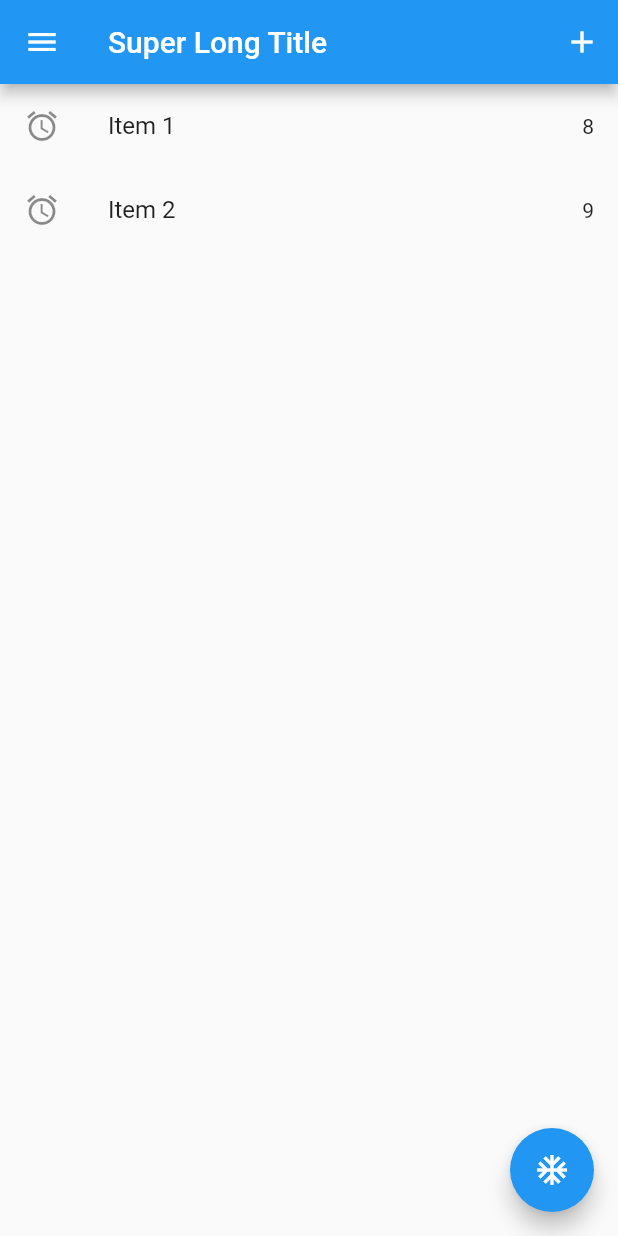
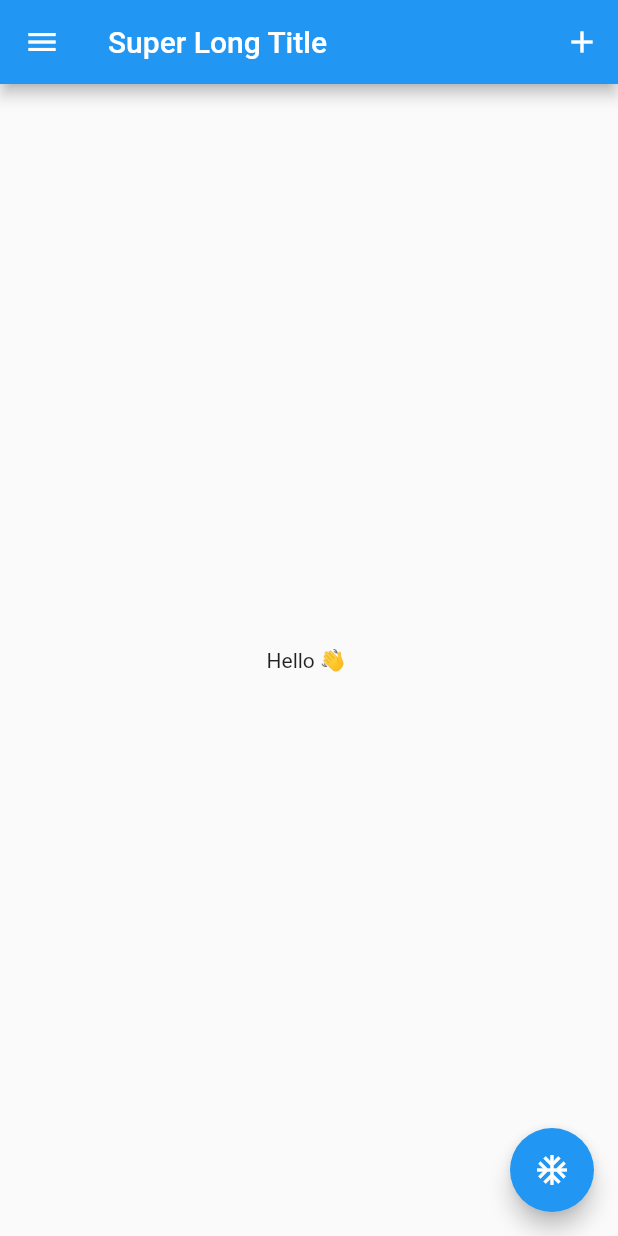
Before and after one commit to arnav-snowleo/onboarding-tour, a Flutter app: the screen it shows after launch, on a phone screen of 412 x 824 dp. Run offline on Flutter 3.47's test engine with Material 2 defaults, Android fonts, the phone set to English and light mode, and no system bars; missing offline and left inert: onboarding_overlay; statements that could not run were skipped.

Commit message:
icons removed, minor refactor

```diff
--- a/lib/main.dart
+++ b/lib/main.dart
@@ -24,7 +24,7 @@ class _AppState extends State<App> {
     super.initState();
 
     focusNodes = List<FocusNode>.generate(
-      9,
+      7,
       (int i) => FocusNode(debugLabel: 'Onboarding Focus Node $i'),
       growable: false,
     );
@@ -65,16 +65,6 @@ class _AppState extends State<App> {
               overlayColor: Colors.blue.withOpacity(0.9),
               overlayShape: const CircleBorder(),
             ),
-            // OnboardingStep(
-            //   focusNode: focusNodes[2],
-            //   title: 'right fab',
-            //   bodyText: 'Tap only here to increment',
-            //   shape: const CircleBorder(),
-            //   fullscreen: false,
-            //   overlayColor: Colors.blue.withOpacity(0.9),
-            //   overlayShape: const CircleBorder(),
-            //   overlayBehavior: HitTestBehavior.deferToChild,
-            // ),
             OnboardingStep(
               focusNode: focusNodes[2],
               title: 'Easy to customize',
@@ -132,35 +122,15 @@ class _AppState extends State<App> {
             ),
             OnboardingStep(
               focusNode: focusNodes[6],
-              title: "Or no widget at all! You're all done!",
-              bodyText: "Or no widget at all! You're all done!",
+              title: "You're all done!",
+              bodyText:
+                  "you're all set to have a seamless expereince usin our app",
               margin: EdgeInsets.zero,
               labelBoxPadding: const EdgeInsets.all(8.0),
             ),
-            OnboardingStep(
-              focusNode: focusNodes[7],
-              title: 'Icon 1',
-              shape: const CircleBorder(),
-              bodyText: 'Icon 1Icon 1Icon 1Icon 1Icon 1Icon 1Icon 1Icon 1',
-              fullscreen: false,
-              overlayColor: Colors.black.withOpacity(0.8),
-              overlayShape: const CircleBorder(),
-            ),
-            OnboardingStep(
-              focusNode: focusNodes[8],
-              title: 'Icon 2',
-              shape: BeveledRectangleBorder(
-                borderRadius: BorderRadius.circular(15.0),
-              ),
-              bodyText:
-                  'Icon 2Icon 2Icon 2Icon 2Icon 2Icon 2Icon 2Icon 2Icon 2Icon 2Icon 2Icon 2',
-              fullscreen: false,
-              overlayColor: Colors.black.withOpacity(0.8),
-              overlayShape: const CircleBorder(),
-            ),
           ],
           onChanged: (int index) {
-            if (index == 4) {
+            if (index == 5) {
               // close the drawer
               if (scaffoldKey.currentState?.isDrawerOpen ?? false) {
                 scaffoldKey.currentState?.openEndDrawer();
@@ -218,18 +188,10 @@ class _HomeState extends State<Home> {
           child: Text('Menu'),
         ),
       ),
-      body: ListView.builder(
-        itemCount: 2,
-        itemBuilder: (BuildContext context, int index) {
-          return ListTile(
-            leading: Focus(
-              child: Icon(Icons.alarm),
-              focusNode: widget.focusNodes[index + 7],
-            ),
-            title: Text('Item ${index + 1}'),
-            trailing: Text('${index + 8}'),
-          );
-        },
+      body: Center(
+        child: Container(
+          child: Text('Hello 👋 '),
+        ),
       ),
       floatingActionButton: FloatingActionButton(
         focusNode: widget.focusNodes[1],
```
